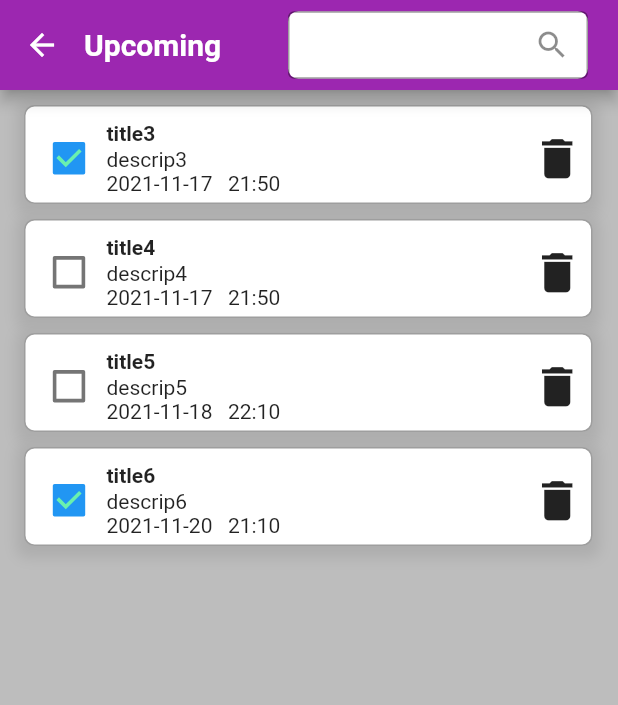
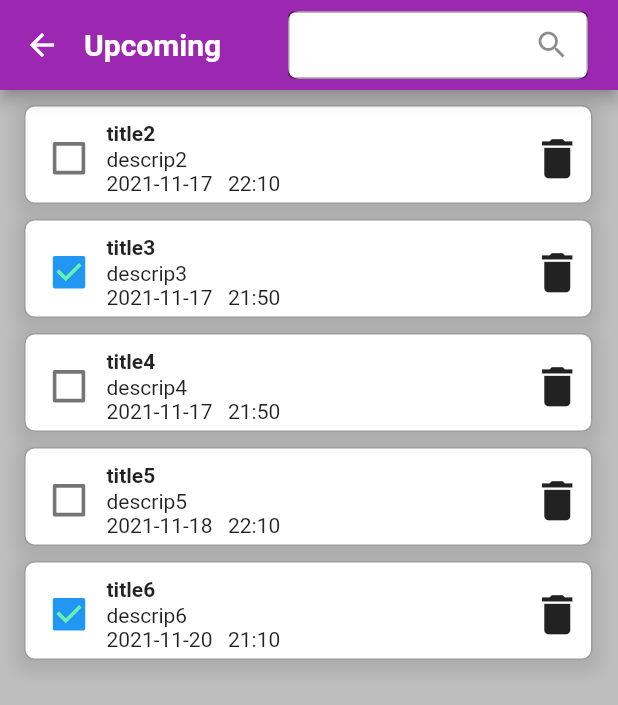
Before and after one commit to nguyenminhthong2020/todo_1612674, a Flutter app: the Upcoming screen opened by its route, on a phone screen of 412 x 824 dp. Shown: the top 705 px of the screen. Run offline on Flutter 3.47's test engine with Material 2 defaults, Android fonts, the light colour scheme and no system bars; our stand-ins replace date_time_picker.

Commit message:
upcoming

```diff
--- a/lib/widgets/Main/Upcoming/upcoming.dart
+++ b/lib/widgets/Main/Upcoming/upcoming.dart
@@ -17,7 +17,7 @@ class _UpcomingState extends State<Upcoming> {
   final _todos = <TodoItemModel>[
     TodoItemModel(0, "title0", "descrip0", "2021-11-16", "21:50", true),
     TodoItemModel(1, "title1", "descrip1", "2021-11-16", "21:50", false),
-    TodoItemModel(2, "title2", "descrip2", "2021-11-16", "22:10", false),
+    TodoItemModel(2, "title2", "descrip2", "2021-11-17", "22:10", false),
     TodoItemModel(3, "title3", "descrip3", "2021-11-17", "21:50", true),
     TodoItemModel(4, "title4", "descrip4", "2021-11-17", "21:50", false),
     TodoItemModel(5, "title5", "descrip5", "2021-11-18", "22:10", false),
@@ -29,18 +29,19 @@ class _UpcomingState extends State<Upcoming> {
   Widget build(BuildContext context) {
     Widget _buildTodoAllList() {
       String _searchQueryLower = _searchQuery.toLowerCase();
-      DateTime _date = (new DateTime.now());
+      //DateTime _date = (new DateTime.now());
+      String _date = (new DateTime.now()).toString().substring(0, 10);
       List<Widget> listTodo = [];
       for (var todo in _todos) {
         if (todo.title.contains(_searchQueryLower) ||
             todo.description.contains(_searchQueryLower)) {
           //1998-10-27
-          int y = int.parse(todo.date.substring(0, 4));
-          int m = int.parse(todo.date.substring(5, 7));
-          int d = int.parse(todo.date.substring(8, 10));
+          // int y = int.parse(todo.date.substring(0, 4));
+          // int m = int.parse(todo.date.substring(5, 7));
+          // int d = int.parse(todo.date.substring(8, 10));
 
-          if (_date.isBefore(DateTime(y, m, d))) {
-            listTodo.add(TodoItem(
+          if(todo.date.compareTo(_date) == 1){
+              listTodo.add(TodoItem(
               id: todo.id,
               title: todo.title,
               description: todo.description,
@@ -49,6 +50,16 @@ class _UpcomingState extends State<Upcoming> {
               isDone: todo.isDone,
             ));
           }
+          // if (_date.isBefore(DateTime(y, m, d))) {
+          //   listTodo.add(TodoItem(
+          //     id: todo.id,
+          //     title: todo.title,
+          //     description: todo.description,
+          //     date: todo.date,
+          //     time: todo.time,
+          //     isDone: todo.isDone,
+          //   ));
+          // }
         }
       }
       return Column(
```
